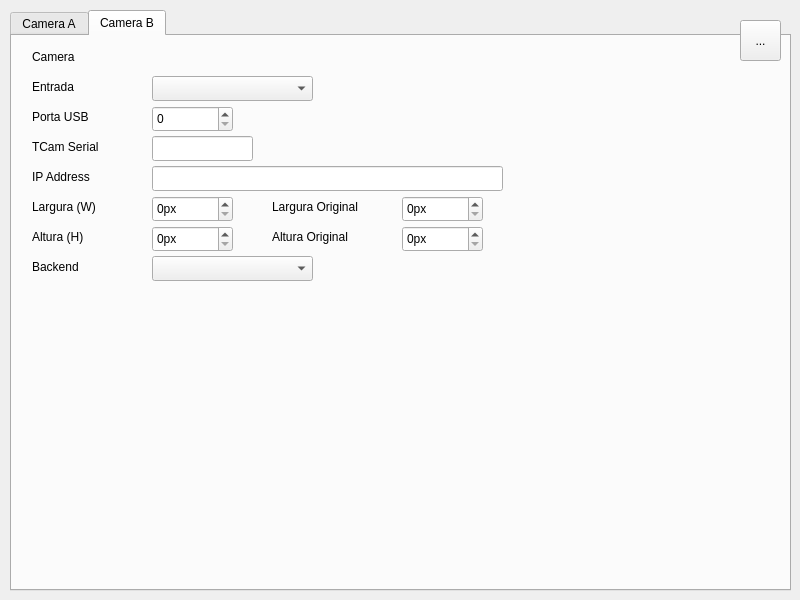
Before: the Qt Designer form source/mainwindow.ui in tentone/cork, drawn with Qt 5.
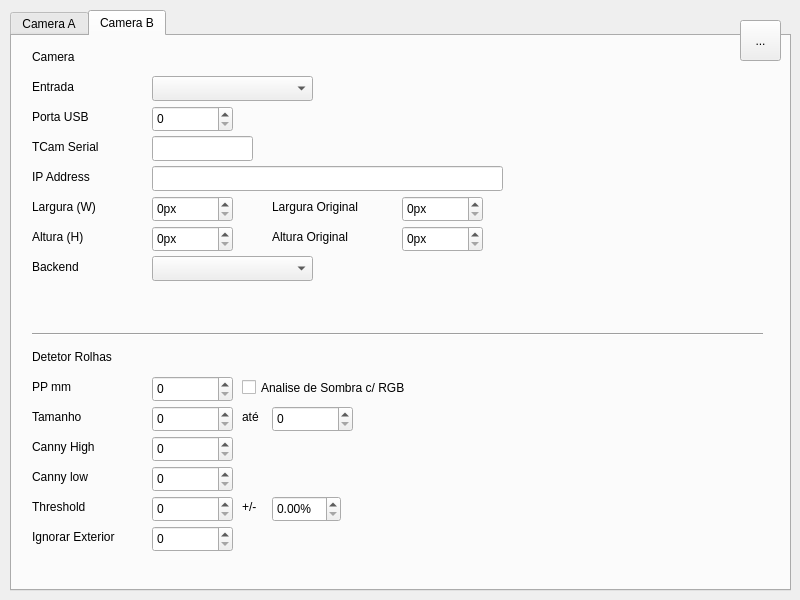
After: the same form once the commit is applied. The open tabs and pages were chosen to show the change.

Commit message: Tab B config

Patch:
```diff
--- a/source/mainwindow.ui
+++ b/source/mainwindow.ui
@@ -852,6 +852,265 @@
         <number>999999999</number>
        </property>
       </widget>
+      <widget class="QLabel" name="tab_b_label_canny_low">
+       <property name="geometry">
+        <rect>
+         <x>20</x>
+         <y>430</y>
+         <width>121</width>
+         <height>21</height>
+        </rect>
+       </property>
+       <property name="text">
+        <string>Canny low</string>
+       </property>
+      </widget>
+      <widget class="QSpinBox" name="tab_b_ppmm">
+       <property name="geometry">
+        <rect>
+         <x>140</x>
+         <y>340</y>
+         <width>81</width>
+         <height>26</height>
+        </rect>
+       </property>
+       <property name="maximum">
+        <number>999999</number>
+       </property>
+      </widget>
+      <widget class="QSpinBox" name="tab_b_size_max">
+       <property name="geometry">
+        <rect>
+         <x>260</x>
+         <y>370</y>
+         <width>81</width>
+         <height>26</height>
+        </rect>
+       </property>
+       <property name="maximum">
+        <number>999999999</number>
+       </property>
+      </widget>
+      <widget class="QLabel" name="tab_b_label_outside_skirt">
+       <property name="geometry">
+        <rect>
+         <x>20</x>
+         <y>490</y>
+         <width>121</width>
+         <height>21</height>
+        </rect>
+       </property>
+       <property name="text">
+        <string>Ignorar Exterior</string>
+       </property>
+      </widget>
+      <widget class="QSpinBox" name="tab_b_canny_high">
+       <property name="geometry">
+        <rect>
+         <x>140</x>
+         <y>400</y>
+         <width>81</width>
+         <height>26</height>
+        </rect>
+       </property>
+       <property name="maximum">
+        <number>999999999</number>
+       </property>
+      </widget>
+      <widget class="QSpinBox" name="tab_b_size_min">
+       <property name="geometry">
+        <rect>
+         <x>140</x>
+         <y>370</y>
+         <width>81</width>
+         <height>26</height>
+        </rect>
+       </property>
+       <property name="maximum">
+        <number>999999999</number>
+       </property>
+      </widget>
+      <widget class="QLabel" name="tab_b_label_threshold_tolerance">
+       <property name="geometry">
+        <rect>
+         <x>230</x>
+         <y>460</y>
+         <width>21</width>
+         <height>21</height>
+        </rect>
+       </property>
+       <property name="text">
+        <string>+/-</string>
+       </property>
+      </widget>
+      <widget class="QLabel" name="tab_b_label_threshold">
+       <property name="geometry">
+        <rect>
+         <x>20</x>
+         <y>460</y>
+         <width>121</width>
+         <height>21</height>
+        </rect>
+       </property>
+       <property name="text">
+        <string>Threshold</string>
+       </property>
+      </widget>
+      <widget class="QLabel" name="tab_b_label_size">
+       <property name="geometry">
+        <rect>
+         <x>20</x>
+         <y>370</y>
+         <width>121</width>
+         <height>21</height>
+        </rect>
+       </property>
+       <property name="text">
+        <string>Tamanho</string>
+       </property>
+      </widget>
+      <widget class="QLabel" name="tab_b_label_canny_high">
+       <property name="geometry">
+        <rect>
+         <x>20</x>
+         <y>400</y>
+         <width>121</width>
+         <height>21</height>
+        </rect>
+       </property>
+       <property name="text">
+        <string>Canny High</string>
+       </property>
+      </widget>
+      <widget class="QCheckBox" name="tab_b_shadow">
+       <property name="geometry">
+        <rect>
+         <x>230</x>
+         <y>340</y>
+         <width>261</width>
+         <height>23</height>
+        </rect>
+       </property>
+       <property name="layoutDirection">
+        <enum>Qt::LeftToRight</enum>
+       </property>
+       <property name="text">
+        <string>Analise de Sombra c/ RGB</string>
+       </property>
+       <property name="tristate">
+        <bool>false</bool>
+       </property>
+      </widget>
+      <widget class="QDoubleSpinBox" name="tab_b_threshold_tolerance">
+       <property name="geometry">
+        <rect>
+         <x>260</x>
+         <y>460</y>
+         <width>69</width>
+         <height>26</height>
+        </rect>
+       </property>
+       <property name="suffix">
+        <string>%</string>
+       </property>
+       <property name="maximum">
+        <double>1.000000000000000</double>
+       </property>
+       <property name="singleStep">
+        <double>0.010000000000000</double>
+       </property>
+      </widget>
+      <widget class="QLabel" name="tab_b_label_size_to">
+       <property name="geometry">
+        <rect>
+         <x>230</x>
+         <y>370</y>
+         <width>21</width>
+         <height>21</height>
+        </rect>
+       </property>
+       <property name="text">
+        <string>até</string>
+       </property>
+      </widget>
+      <widget class="QSpinBox" name="tab_b_outside_skirt">
+       <property name="geometry">
+        <rect>
+         <x>140</x>
+         <y>490</y>
+         <width>81</width>
+         <height>26</height>
+        </rect>
+       </property>
+       <property name="maximum">
+        <number>9999999</number>
+       </property>
+      </widget>
+      <widget class="QLabel" name="tab_b_label_title_detector">
+       <property name="geometry">
+        <rect>
+         <x>20</x>
+         <y>310</y>
+         <width>141</width>
+         <height>21</height>
+        </rect>
+       </property>
+       <property name="text">
+        <string>Detetor Rolhas</string>
+       </property>
+      </widget>
+      <widget class="QSpinBox" name="tab_b_threshold">
+       <property name="geometry">
+        <rect>
+         <x>140</x>
+         <y>460</y>
+         <width>81</width>
+         <height>26</height>
+        </rect>
+       </property>
+       <property name="maximum">
+        <number>9999999</number>
+       </property>
+      </widget>
+      <widget class="QLabel" name="tab_b_label_ppmm">
+       <property name="geometry">
+        <rect>
+         <x>20</x>
+         <y>340</y>
+         <width>121</width>
+         <height>21</height>
+        </rect>
+       </property>
+       <property name="text">
+        <string>PP mm</string>
+       </property>
+      </widget>
+      <widget class="QSpinBox" name="tab_b_canny_low">
+       <property name="geometry">
+        <rect>
+         <x>140</x>
+         <y>430</y>
+         <width>81</width>
+         <height>26</height>
+        </rect>
+       </property>
+       <property name="maximum">
+        <number>999999999</number>
+       </property>
+      </widget>
+      <widget class="Line" name="tab_b_separator">
+       <property name="geometry">
+        <rect>
+         <x>20</x>
+         <y>290</y>
+         <width>731</width>
+         <height>16</height>
+        </rect>
+       </property>
+       <property name="orientation">
+        <enum>Qt::Horizontal</enum>
+       </property>
+      </widget>
      </widget>
     </widget>
    </widget>
```
The commit also changes 1 other file.
